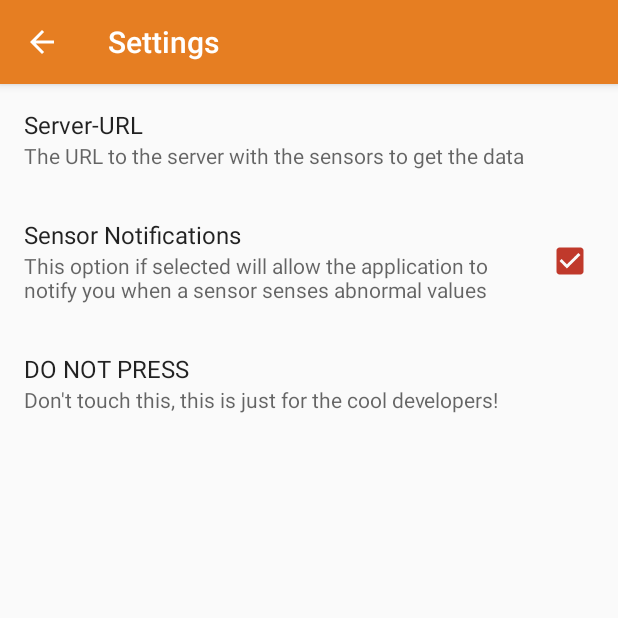
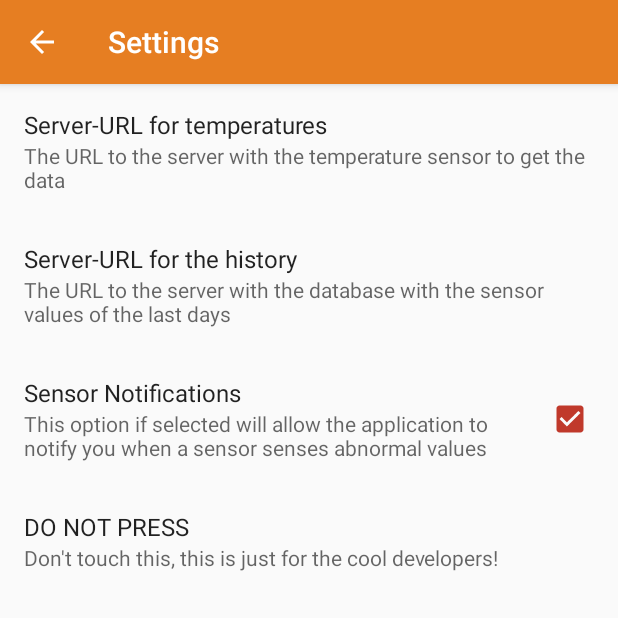
Before and after one commit to Sharknoon/MobileComputing-OfficeSense, an Android app: the SettingsActivity screen opened directly, with no data from a screen before it, on a phone screen of 412 x 824 dp, the top half of it. Run offline under Robolectric (Android 15) with nearby library versions, the phone set to English and light mode, and no system bars; our stand-ins replace androidx.preference; 2 statements that could not run were skipped.

Commit message:
- First work on the History
Signed-off-by: Josua Frank <jo391fra@htwg-konstanz.de>

```diff
--- a/app/src/main/java/de/sharknoon/officesense/activities/SettingsActivity.kt
+++ b/app/src/main/java/de/sharknoon/officesense/activities/SettingsActivity.kt
@@ -1,9 +1,5 @@
 package de.sharknoon.officesense.activities
 
-import android.app.NotificationChannel
-import android.app.NotificationManager
-import android.content.Context
-import android.os.Build
 import android.os.Bundle
 import android.support.v4.app.NotificationCompat
 import android.support.v4.app.NotificationManagerCompat
@@ -21,13 +17,12 @@ class SettingsActivity : AppCompatActivity() {
         supportActionBar?.setDisplayHomeAsUpEnabled(true)
 
         val settingsFragment = SettingsFragment()
-        settingsFragment.createNotificationChannel(this)
         supportFragmentManager
                 .beginTransaction()
                 .replace(R.id.settings_container, settingsFragment)
                 .commit()
+    }
 
-    }
 
     override fun onOptionsItemSelected(item: MenuItem): Boolean {
         finish()
@@ -47,9 +42,8 @@ class SettingsActivity : AppCompatActivity() {
 
             val button = findPreference("debug")
             val context = activity ?: return
+            var counter = 1
             button.onPreferenceClickListener = Preference.OnPreferenceClickListener {
-
-                val summaryID = 0
                 val groupKey = "com.android.example.WORK_EMAIL"
 
                 val newMessageNotification1 = NotificationCompat.Builder(context, channelId)
@@ -89,9 +83,9 @@ class SettingsActivity : AppCompatActivity() {
                         .build()
 
                 NotificationManagerCompat.from(context).apply {
-                    notify(42, newMessageNotification1)
-                    notify(43, newMessageNotification2)
-                    notify(summaryID, summaryNotification)
+                    notify(counter++, newMessageNotification1)
+                    notify(counter++, newMessageNotification2)
+                    notify(42, summaryNotification)
                 }
 
                 true
@@ -100,21 +94,6 @@ class SettingsActivity : AppCompatActivity() {
 
         private val channelId: String = "ALARMS_CHANNEL"
 
-        fun createNotificationChannel(context: Context) {
-            // Create the NotificationChannel, but only on API 26+ because
-            // the NotificationChannel class is new and not in the support library
-            if (Build.VERSION.SDK_INT >= Build.VERSION_CODES.O) {
-                val name = getString(R.string.channel_name)
-                val descriptionText = getString(R.string.channel_description)
-                val importance = NotificationManager.IMPORTANCE_HIGH
-                val channel = NotificationChannel(channelId, name, importance).apply {
-                    description = descriptionText
-                }
-                // Register the channel with the system
-                val notificationManager: NotificationManager =
-                        context.getSystemService(Context.NOTIFICATION_SERVICE) as NotificationManager
-                notificationManager.createNotificationChannel(channel)
-            }
-        }
     }
+
 }
--- a/app/src/main/res/xml/preferences.xml
+++ b/app/src/main/res/xml/preferences.xml
@@ -1,10 +1,15 @@
 <?xml version="1.0" encoding="utf-8"?>
 <PreferenceScreen xmlns:android="http://schemas.android.com/apk/res/android">
     <EditTextPreference
-        android:key="url"
+        android:key="temperatureURL"
         android:defaultValue="http://htwg.sharknoon.de/officesense/home"
-        android:summary="The URL to the server with the sensors to get the data"
-        android:title="Server-URL" />
+        android:summary="The URL to the server with the temperature sensor to get the data"
+        android:title="Server-URL for temperatures" />
+    <EditTextPreference
+        android:defaultValue="http://htwg.sharknoon.de/officesense/temperaturePerDay"
+        android:key="historyurl"
+        android:summary="The URL to the server with the database with the sensor values of the last days"
+        android:title="Server-URL for the history" />
     <CheckBoxPreference
         android:key="notifications"
         android:defaultValue="true"
```
Also changed, not shown: app/src/main/java/de/sharknoon/officesense/activities/HomeActivity.kt (+24 -0 lines), app/src/main/java/de/sharknoon/officesense/fragments/HistoryFragment.kt (+13 -16 lines), app/src/main/java/de/sharknoon/officesense/models/History.kt (added, +7 -0 lines), app/src/main/java/de/sharknoon/officesense/networking/Networking.kt (+29 -1 lines).
